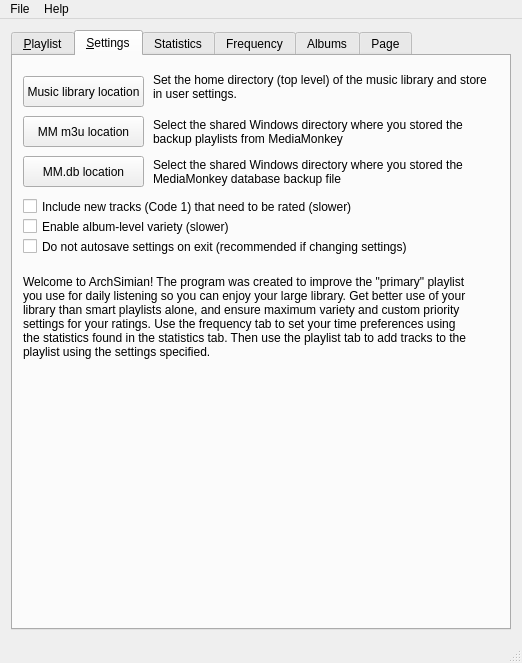
Above: archsimian.ui from Harpo3/archsimian before the change. Below: the same form after it.
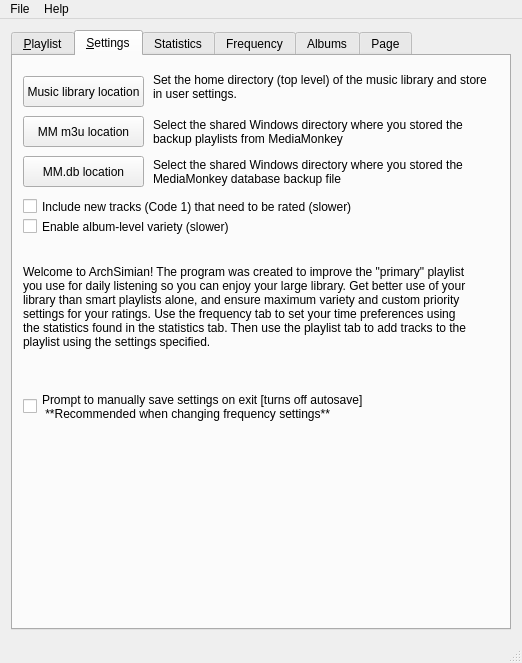
That is the form after the change. Icons and pictures are not drawn.

Commit message: Fixed code1 stats error when playlist is not loaded. Changed default settings on first load.

Diff of the .ui file:
```diff
--- a/archsimian.ui
+++ b/archsimian.ui
@@ -582,7 +582,7 @@
         <property name="geometry">
          <rect>
           <x>10</x>
-          <y>200</y>
+          <y>190</y>
           <width>451</width>
           <height>121</height>
          </rect>
@@ -648,13 +648,14 @@
         <property name="geometry">
          <rect>
           <x>10</x>
-          <y>180</y>
+          <y>330</y>
           <width>441</width>
-          <height>21</height>
+          <height>41</height>
          </rect>
         </property>
         <property name="text">
-         <string>Do not autosave settings on exit (recommended if changing settings)</string>
+         <string>Prompt to manually save settings on exit [turns off autosave]
+ **Recommended when changing frequency settings**</string>
         </property>
        </widget>
       </widget>
```
The commit also changes 2 other files.
